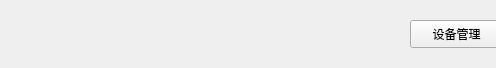
Above: CleverManager/navbarwid.ui from ChinaClever/CleverManagerV3 before the change; both pictures show x 0 to 496 and y 0 to 68 of the 980 by 68 pixel window. Below: the same form after it.
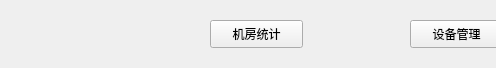
That is the form after the change.

```diff
--- a/CleverManager/navbarwid.ui
+++ b/CleverManager/navbarwid.ui
@@ -68,6 +68,19 @@
     <string>设备管理</string>
    </property>
   </widget>
+  <widget class="QPushButton" name="roomBtn">
+   <property name="geometry">
+    <rect>
+     <x>210</x>
+     <y>20</y>
+     <width>93</width>
+     <height>28</height>
+    </rect>
+   </property>
+   <property name="text">
+    <string>机房统计</string>
+   </property>
+  </widget>
  </widget>
  <resources/>
  <connections/>
```
